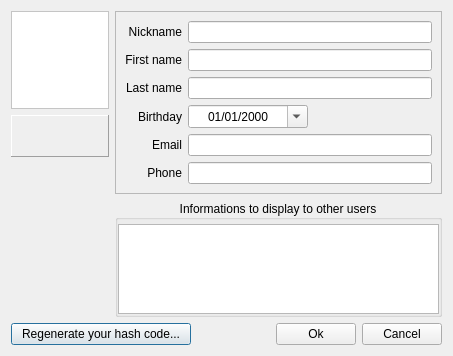
Stkai/BeeBEEP, file src/desktop/GuiEditVCard.ui: the form before one commit.
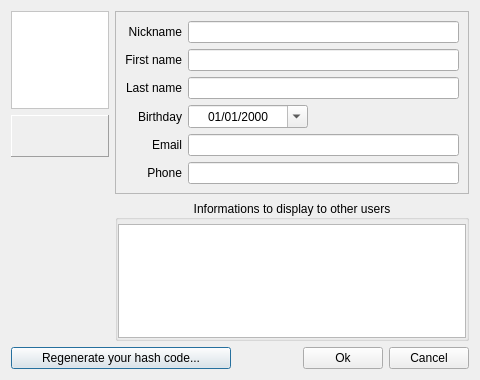
The form after the commit. Icons and pictures are not drawn.

What changed in the file:
```diff
--- a/src/desktop/GuiEditVCard.ui
+++ b/src/desktop/GuiEditVCard.ui
@@ -6,8 +6,8 @@
    <rect>
     <x>0</x>
     <y>0</y>
-    <width>453</width>
-    <height>356</height>
+    <width>480</width>
+    <height>380</height>
    </rect>
   </property>
   <property name="windowTitle">
@@ -463,7 +463,7 @@
       <widget class="QPushButton" name="mp_pbRegenerateHash">
        <property name="minimumSize">
         <size>
-         <width>180</width>
+         <width>220</width>
          <height>0</height>
         </size>
        </property>
```
